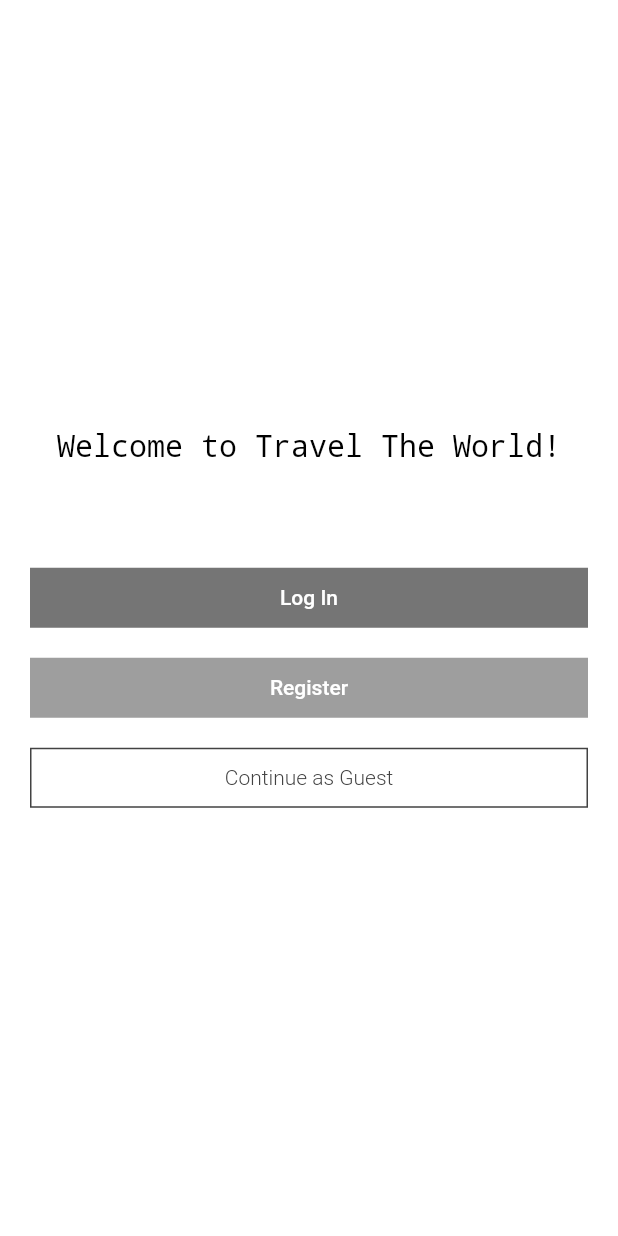
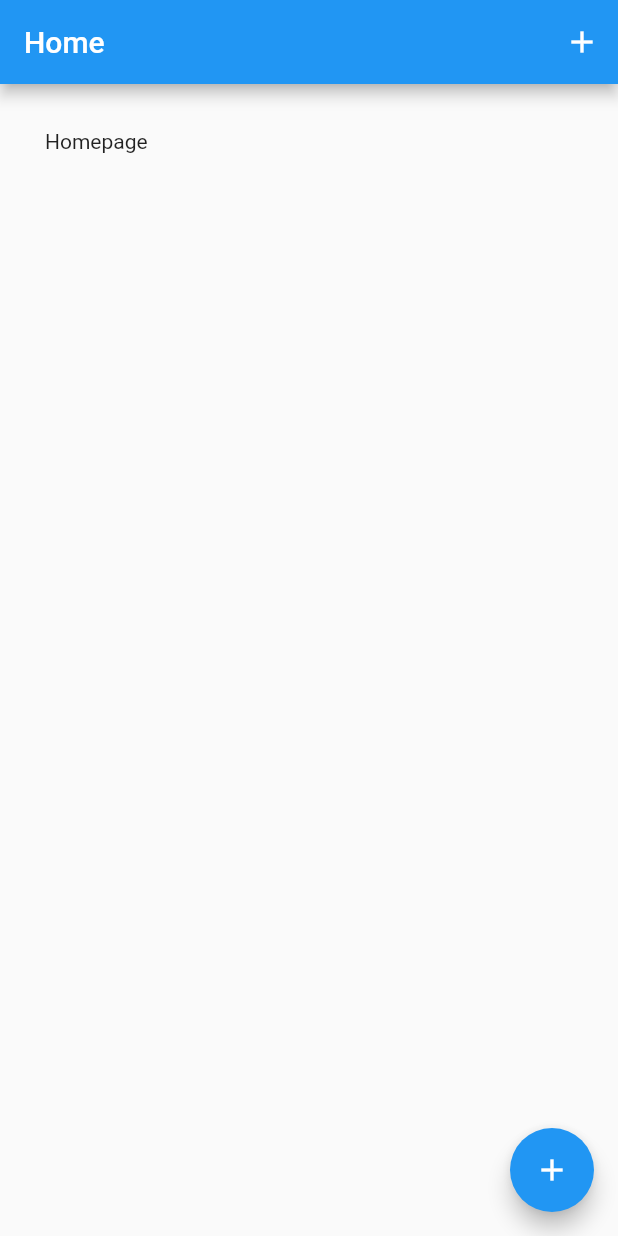
Before and after one commit to Aakash1103Jha/flutter_app_screens, a Flutter app: the screen it shows after launch, on a phone screen of 412 x 824 dp. Run offline on Flutter 3.47's test engine with Material 2 defaults, Android fonts, the phone set to English and light mode, and no system bars.

Commit message:
A simple homepage with appBar
- homepage only has a `Text` widget
- `appBar` has a Icon button for `+` action
- added a floating action btn in bottom right
- `+` buttons open up a new modal sheet from bottom of screen

```diff
--- a/lib/main.dart
+++ b/lib/main.dart
@@ -1,5 +1,6 @@
 import 'package:flutter/material.dart';
-import 'package:flutter_app_screens/screens/welcome.dart';
+import './screens/home.dart';
+import './screens/welcome.dart';
 
 void main() {
   runApp(const MyApp());
@@ -16,7 +17,7 @@ class MyApp extends StatelessWidget {
       theme: ThemeData(
         primarySwatch: Colors.blue,
       ),
-      home: const Welcome(),
+      home: const Home(),
     );
   }
 }
--- /dev/null
+++ b/lib/screens/home.dart
@@ -0,0 +1,49 @@
+import "package:flutter/material.dart";
+
+class Home extends StatefulWidget {
+  const Home({Key? key}) : super(key: key);
+
+  @override
+  State<Home> createState() => _HomeState();
+}
+
+class _HomeState extends State<Home> {
+  void showModal(BuildContext ctx) {
+    showModalBottomSheet(
+        context: ctx,
+        builder: (builderCtx) {
+          return Container(
+            padding: const EdgeInsets.all(10),
+            height: double.infinity,
+            child: const Text("Modal Open"),
+          );
+        });
+  }
+
+  @override
+  Widget build(BuildContext context) {
+    return Scaffold(
+      appBar: AppBar(
+        actions: [
+          IconButton(
+            icon: const Icon(
+              Icons.add,
+            ),
+            onPressed: () => showModal(context),
+          )
+        ],
+        title: const Text("Home"),
+      ),
+      floatingActionButton: FloatingActionButton(
+        child: const Icon(Icons.add),
+        onPressed: () => showModal(context),
+      ),
+      body: Container(
+        padding: const EdgeInsets.all(30),
+        height: double.infinity,
+        width: double.infinity,
+        child: const Text("Homepage"),
+      ),
+    );
+  }
+}
--- a/lib/screens/welcome.dart
+++ b/lib/screens/welcome.dart
@@ -16,7 +16,7 @@ class Welcome extends StatelessWidget {
             width: double.infinity,
             child: const Text("Welcome to Travel The World!",
                 style: TextStyle(
-                    color: Colors.black,
+                    color: Colors.blue,
                     fontWeight: FontWeight.w300,
                     fontSize: 20,
                     decoration: TextDecoration.none)),
@@ -35,7 +35,7 @@ class Welcome extends StatelessWidget {
                           style: ButtonStyle(
                               elevation: MaterialStateProperty.all(0),
                               backgroundColor: MaterialStateProperty.all(
-                                  Colors.grey.shade600),
+                                  Colors.blue.shade800),
                               shape: MaterialStateProperty.all<OutlinedBorder>(
                                   RoundedRectangleBorder(
                                       borderRadius: BorderRadius.circular(0)))),
@@ -50,12 +50,13 @@ class Welcome extends StatelessWidget {
                           style: ButtonStyle(
                               elevation: MaterialStateProperty.all(0),
                               backgroundColor:
-                                  MaterialStateProperty.all(Colors.grey),
+                                  MaterialStateProperty.all(Colors.blue),
                               shape: MaterialStateProperty.all<OutlinedBorder>(
                                   RoundedRectangleBorder(
                                       borderRadius: BorderRadius.circular(0)))),
                           onPressed: () {},
-                          child: const Text("Register"))),
+                          child: const Text("Register",
+                              style: TextStyle(color: Colors.white)))),
                   Container(
                       padding: const EdgeInsets.symmetric(
                           horizontal: 20, vertical: 10),
@@ -67,15 +68,13 @@ class Welcome extends StatelessWidget {
                                   MaterialStateProperty.all(Colors.transparent),
                               shape: MaterialStateProperty.all<OutlinedBorder>(
                                   RoundedRectangleBorder(
-                                      side: BorderSide(
-                                          color: Colors.grey.shade800),
+                                      side:
+                                          const BorderSide(color: Colors.blue),
                                       borderRadius: BorderRadius.circular(0)))),
                           onPressed: () {},
-                          child: Text(
+                          child: const Text(
                             "Continue as Guest",
-                            style: TextStyle(
-                                color: Colors.grey.shade800,
-                                fontWeight: FontWeight.w300),
+                            style: TextStyle(fontWeight: FontWeight.w300),
                           ))),
                 ],
               ))
```
